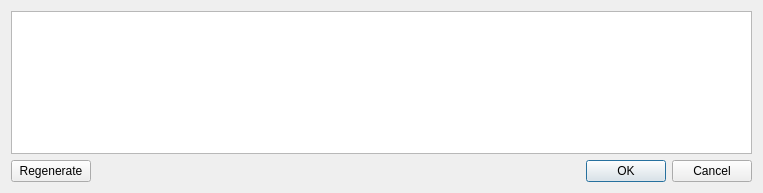
Above: src/GenerateCommitMessageDialog.ui from soramimi/Guitar before the change. Below: the same form after it.
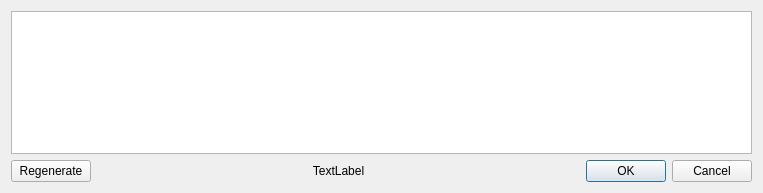
That is the form after the change.

Commit message: Display AI model name in GenerateCommitMessageDialog

```diff
--- a/src/GenerateCommitMessageDialog.ui
+++ b/src/GenerateCommitMessageDialog.ui
@@ -34,17 +34,20 @@
       </widget>
      </item>
      <item>
-      <spacer name="horizontalSpacer">
-       <property name="orientation">
-        <enum>Qt::Horizontal</enum>
+      <widget class="QLabel" name="label">
+       <property name="sizePolicy">
+        <sizepolicy hsizetype="Expanding" vsizetype="Preferred">
+         <horstretch>0</horstretch>
+         <verstretch>0</verstretch>
+        </sizepolicy>
        </property>
-       <property name="sizeHint" stdset="0">
-        <size>
-         <width>40</width>
-         <height>20</height>
-        </size>
+       <property name="text">
+        <string>TextLabel</string>
        </property>
-      </spacer>
+       <property name="alignment">
+        <set>Qt::AlignmentFlag::AlignCenter</set>
+       </property>
+      </widget>
      </item>
      <item>
       <widget class="QPushButton" name="pushButton">
```
Left out of the diff: 2 changed lines with no effect on the pictures. The commit also changes 7 other files.
